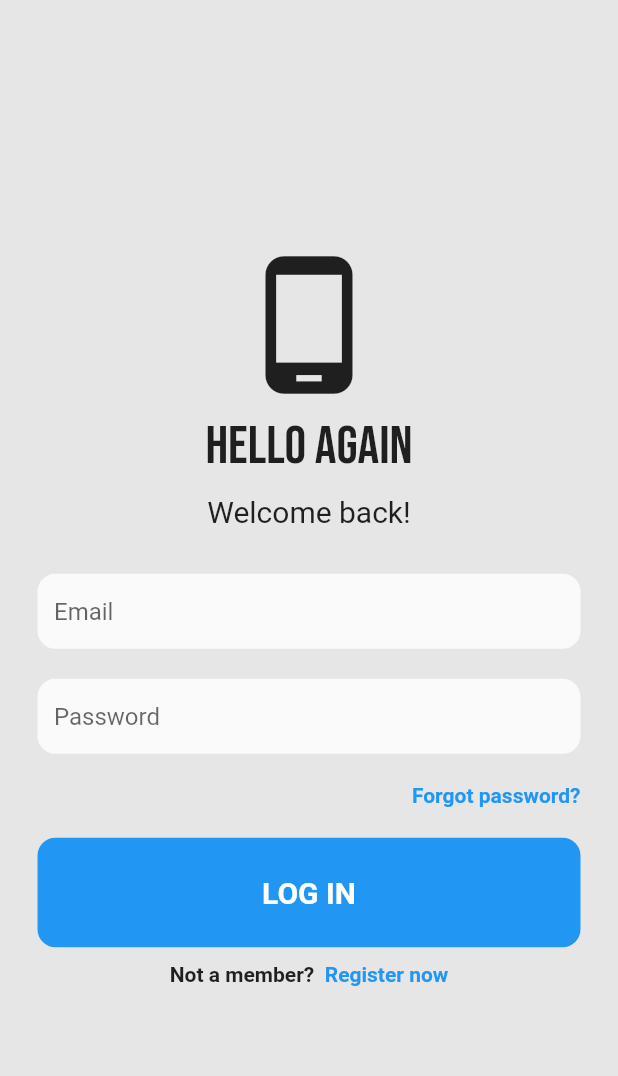
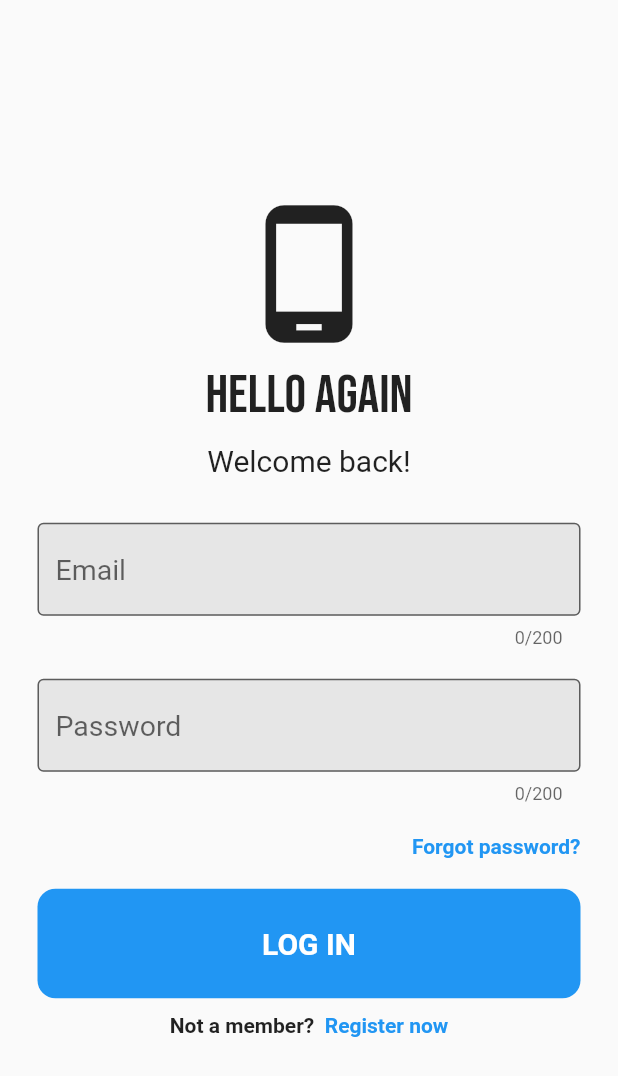
Before and after one commit to peterkapena/car_app_finder_mobile, a Flutter app: the screen it shows after launch, on a phone screen of 412 x 824 dp. Shown: the top 1076 px of the screen. Run offline on Flutter 3.47's test engine with Material 2 defaults, Android fonts, the light colour scheme and no system bars; our stand-ins replace firebase_auth, firebase_core, google_fonts; accounts and stored records are empty.

Commit message:
some cosmetic word on the input field

```diff
--- a/lib/pages/forgot_password_page.dart
+++ b/lib/pages/forgot_password_page.dart
@@ -44,7 +44,6 @@ class _ForgotPasswordPageState extends State<ForgotPasswordPage> {
   @override
   Widget build(BuildContext context) {
     return Scaffold(
-      backgroundColor: Theme.of(context).splashColor,
       body: SafeArea(
         child: Center(
           child: SingleChildScrollView(
@@ -79,6 +78,7 @@ class _ForgotPasswordPageState extends State<ForgotPasswordPage> {
                       horizontal: authBtnHorizontalPadding,
                       vertical: authBtnVerticalPadding),
                   child: TextInput(
+                    required: true,
                     controller: _emailController,
                     hintText: "Email",
                   ),
--- a/lib/pages/login_page.dart
+++ b/lib/pages/login_page.dart
@@ -19,6 +19,7 @@ class _LoginPageState extends State<LoginPage> {
 //text controllers
   final _emailController = TextEditingController();
   final _passwordController = TextEditingController();
+  final _formKey = GlobalKey<FormState>();
 
   @override
   void dispose() {
@@ -30,10 +31,11 @@ class _LoginPageState extends State<LoginPage> {
   @override
   Widget build(BuildContext context) {
     return Scaffold(
-      backgroundColor: Theme.of(context).splashColor,
       body: SafeArea(
         child: Center(
           child: SingleChildScrollView(
+            child: Form(
+              key: _formKey,
               child: Column(
                 mainAxisAlignment: MainAxisAlignment.center,
                 children: [
@@ -58,6 +60,7 @@ class _LoginPageState extends State<LoginPage> {
                   const SizedBox(
                     height: 20,
                   ),
+
                   //email textfield
                   Padding(
                       padding: const EdgeInsets.symmetric(
@@ -66,6 +69,7 @@ class _LoginPageState extends State<LoginPage> {
                       child: TextInput(
                         controller: _emailController,
                         hintText: "Email",
+                        required: true,
                       )),
                   //password textfield
                   Padding(
@@ -74,6 +78,7 @@ class _LoginPageState extends State<LoginPage> {
                           vertical: authBtnVerticalPadding),
                       child: TextInput(
                           controller: _passwordController,
+                          required: true,
                           hintText: "Password",
                           obscureText: true)),
                   Padding(
@@ -89,7 +94,8 @@ class _LoginPageState extends State<LoginPage> {
                           child: const Text(
                             "Forgot password?",
                             style: TextStyle(
-                              color: Colors.blue, fontWeight: FontWeight.bold),
+                                color: Colors.blue,
+                                fontWeight: FontWeight.bold),
                           ),
                         )
                       ],
@@ -128,18 +134,24 @@ class _LoginPageState extends State<LoginPage> {
             ),
           ),
         ),
+      ),
     );
   }
 
   Future signIn() async {
     try {
+      if (_formKey.currentState!.validate()) {
         showLoading(context);
-      // await Future.delayed(const Duration(seconds: 1));
-      await FirebaseAuth.instance
-          .signInWithEmailAndPassword(
-              email: _emailController.text.trim(),
-              password: _passwordController.text.trim())
-          .then((value) => Navigator.of(context).pop());
+        await Future.delayed(const Duration(seconds: 1));
+        // await FirebaseAuth.instance
+        //     .signInWithEmailAndPassword(
+        //         email: _emailController.text.trim(),
+        //         password: _passwordController.text.trim())
+        //     .then((value) => Navigator.of(context).pop());
+
+        if (!mounted) return;
+        hideSnackBar(context);
+      }
     } catch (e) {
       if (!mounted) return;
       Navigator.of(context).pop();
--- a/lib/pages/register_page.dart
+++ b/lib/pages/register_page.dart
@@ -61,7 +61,6 @@ class _RegisterPageState extends State<RegisterPage> {
   @override
   Widget build(BuildContext context) {
     return Scaffold(
-      backgroundColor: Theme.of(context).splashColor,
       body: SafeArea(
         child: Center(
           child: SingleChildScrollView(
@@ -97,6 +96,7 @@ class _RegisterPageState extends State<RegisterPage> {
                   child: TextInput(
                     controller: _emailController,
                     hintText: "Email",
+                    required: true,
                   ),
                 ),
                 //password textfield
@@ -108,6 +108,7 @@ class _RegisterPageState extends State<RegisterPage> {
                     controller: _passwordController,
                     hintText: "Password",
                     obscureText: true,
+                    required: true,
                   ),
                 ),
                 Padding(
@@ -118,6 +119,7 @@ class _RegisterPageState extends State<RegisterPage> {
                     controller: _confirmPasswordController,
                     hintText: "Confirm password",
                     obscureText: true,
+                    required: true,
                   ),
                 ),
                 Padding(
--- a/lib/widget/text_input.dart
+++ b/lib/widget/text_input.dart
@@ -1,33 +1,52 @@
 import 'package:flutter/material.dart';
+
+import '../common.dart';
 
 class TextInput extends StatelessWidget {
   final TextEditingController controller;
   final String hintText;
   final bool obscureText;
+  final String? Function(String?)? validator;
+  final Widget? prefixIcon;
+  final int maxLength;
+  final int maxLines;
+  final bool required;
 
   const TextInput({
     super.key,
     required this.controller,
     required this.hintText,
     this.obscureText = false,
+    this.validator,
+    this.prefixIcon,
+    this.maxLength = 200,
+    this.maxLines = 1,
+    this.required = false,
   });
 
   @override
   Widget build(BuildContext context) {
-    return Container(
-      decoration: BoxDecoration(
-          borderRadius: BorderRadius.circular(12),
-          color: Theme.of(context).canvasColor,
-          border: Border.all(color: Theme.of(context).canvasColor)),
-      child: Padding(
-        padding: const EdgeInsets.only(left: 10.0),
-        child: TextField(
-          obscureText: obscureText,
-          controller: controller,
-          decoration:
-              InputDecoration(border: InputBorder.none, hintText: hintText),
-        ),
+    return TextFormField(
+      obscureText: obscureText,
+      controller: controller,
+      maxLength: maxLength,
+      maxLines: maxLines,
+      style: const TextStyle(
+        fontSize: textFontSize,
       ),
+      decoration: InputDecoration(
+          prefixIcon: prefixIcon,
+          hintText: hintText,
+          border: const OutlineInputBorder(),
+          filled: true,
+          fillColor: Theme.of(context).splashColor),
+      validator: (value) {
+        if (required && (value == null || value.isEmpty)) {
+          return 'Please enter some text';
+        }
+        if (validator != null) validator!(value);
+        return null;
+      },
     );
   }
 }
```
Also changed, not shown: lib/common.dart (+39 -11 lines). Lines whose indentation alone changed are shown as unchanged.
